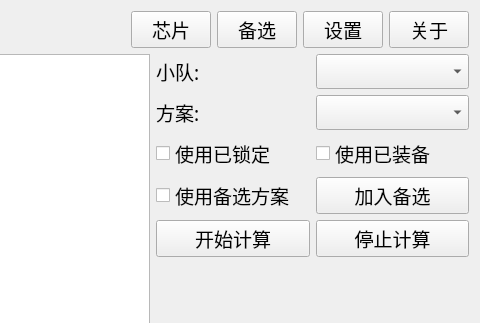
First picture: the form in CodeX/CodeX.ui, repository xxzl0130/CodeX, before the edit; both pictures show x 645 to 1125 and y 0 to 323 of the 1125 by 694 pixel window.
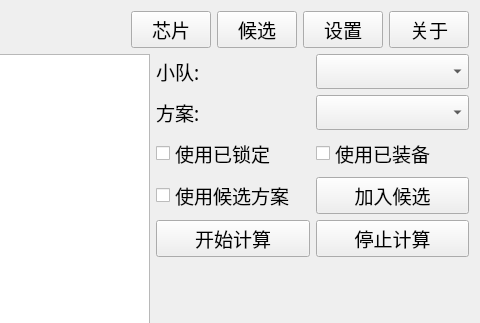
Second picture: the form after the edit. Custom widgets are drawn as their Qt base class.

The edit to the form file:
```diff
--- a/CodeX/CodeX.ui
+++ b/CodeX/CodeX.ui
@@ -95,14 +95,14 @@
         <item row="3" column="0">
          <widget class="QCheckBox" name="useAltCheckBox">
           <property name="text">
-           <string>使用备选方案</string>
+           <string>使用候选方案</string>
           </property>
          </widget>
         </item>
         <item row="3" column="1">
          <widget class="QPushButton" name="addAltButton">
           <property name="text">
-           <string>加入备选</string>
+           <string>加入候选</string>
           </property>
          </widget>
         </item>
@@ -171,7 +171,7 @@
       <item>
        <widget class="QPushButton" name="altButton">
         <property name="text">
-         <string>备选</string>
+         <string>候选</string>
         </property>
        </widget>
       </item>
```
